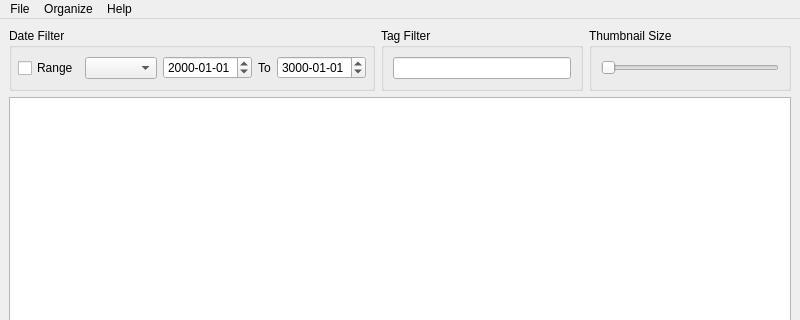
Qt form UIFiles/PicOrganizer.ui (UpSea/PhotoOrganizer) before a commit; both pictures show x 0 to 800 and y 0 to 320 of the 800 by 600 pixel window.
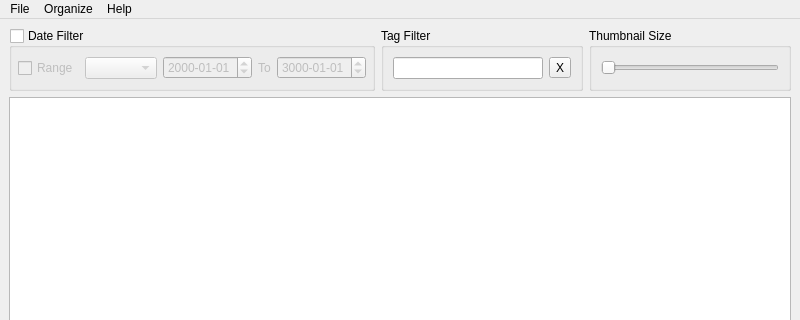
The same form after that commit. Custom widgets are drawn as their Qt base class.

Commit message:
Made date filter checkable so it can be enabled or disabled.
Also added button to clear filter edit.

Diff of the .ui file:
```diff
--- a/UIFiles/PicOrganizer.ui
+++ b/UIFiles/PicOrganizer.ui
@@ -28,6 +28,12 @@
            <property name="title">
             <string>Date Filter</string>
            </property>
+           <property name="checkable">
+            <bool>true</bool>
+           </property>
+           <property name="checked">
+            <bool>false</bool>
+           </property>
            <layout class="QHBoxLayout" name="horizontalLayout_2">
             <property name="margin">
              <number>6</number>
@@ -84,10 +90,17 @@
            <property name="title">
             <string>Tag Filter</string>
            </property>
-           <layout class="QVBoxLayout" name="verticalLayout_3">
+           <layout class="QHBoxLayout" name="horizontalLayout_3" stretch="10,0">
             <item>
              <widget class="QLineEdit" name="lineEdit"/>
             </item>
+            <item>
+             <widget class="QToolButton" name="toolButton">
+              <property name="text">
+               <string>X</string>
+              </property>
+             </widget>
+            </item>
            </layout>
           </widget>
          </item>
```
Left out of the diff: 16 changed lines with no effect on the pictures. The commit also changes 2 other files.
